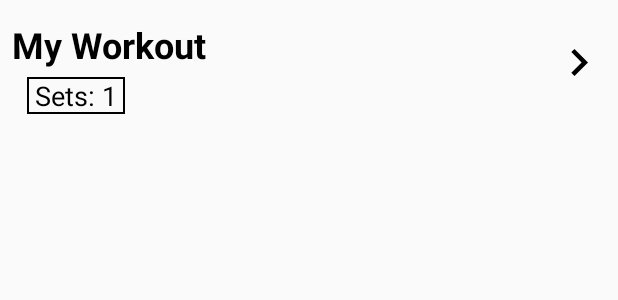
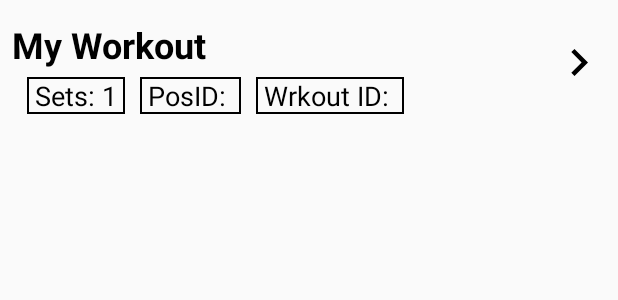
Before and after one commit to UCDTtbot/WorkoutPlanner, an Android app: the layout workout_list_item.xml on its own in the app's theme, with its tools: preview values and no code run, on a phone screen of 412 x 824 dp. Shown: the top 300 px of the screen. Run offline under Robolectric (Android 15) with nearby library versions, the phone set to English and light mode, and no system bars.

```diff
--- a/app/src/main/res/layout/fragment_new_workout.xml
+++ b/app/src/main/res/layout/fragment_new_workout.xml
@@ -9,6 +9,7 @@
         android:layout_width="match_parent"
         android:layout_height="wrap_content"
         android:layout_margin="20dp"
+        android:inputType="textCapSentences"
         android:hint="@string/name_hint"/>
 
 </RelativeLayout>
--- a/app/src/main/res/layout/workout_list_item.xml
+++ b/app/src/main/res/layout/workout_list_item.xml
@@ -36,6 +36,32 @@
         android:paddingStart="@dimen/padding_spacing_5dp"
         android:paddingEnd="@dimen/padding_spacing_5dp"
         android:text="@string/default_set"
+        android:textColor="@color/item_sub_color"
+        android:textSize="@dimen/item_sub_size"
+        android:background="@drawable/text_background"/>
+    <TextView
+        android:id="@+id/TEST_POS_ID"
+        android:layout_width="wrap_content"
+        android:layout_height="wrap_content"
+        android:layout_below="@+id/item_name"
+        android:layout_toEndOf="@+id/item_sets"
+        android:layout_marginStart="@dimen/sets_margin_spacing"
+        android:paddingStart="@dimen/padding_spacing_5dp"
+        android:paddingEnd="@dimen/padding_spacing_5dp"
+        android:text="PosID: "
+        android:textColor="@color/item_sub_color"
+        android:textSize="@dimen/item_sub_size"
+        android:background="@drawable/text_background"/>
+    <TextView
+        android:id="@+id/TEST_WRK_ID"
+        android:layout_width="wrap_content"
+        android:layout_height="wrap_content"
+        android:layout_below="@+id/item_name"
+        android:layout_toEndOf="@+id/TEST_POS_ID"
+        android:layout_marginStart="@dimen/sets_margin_spacing"
+        android:paddingStart="@dimen/padding_spacing_5dp"
+        android:paddingEnd="@dimen/padding_spacing_5dp"
+        android:text="Wrkout ID: "
         android:textColor="@color/item_sub_color"
         android:textSize="@dimen/item_sub_size"
         android:background="@drawable/text_background"/>
```
Also changed, not shown: app/src/main/java/com/shibedays/workoutplanner/db/entities/Workout.java (+10 -0 lines), app/src/main/java/com/shibedays/workoutplanner/ui/MainActivity.java (+22 -35 lines), app/src/main/java/com/shibedays/workoutplanner/ui/NewWorkoutDialog.java (+18 -1 lines), app/src/main/java/com/shibedays/workoutplanner/ui/adapters/WorkoutAdapter.java (+27 -6 lines).
